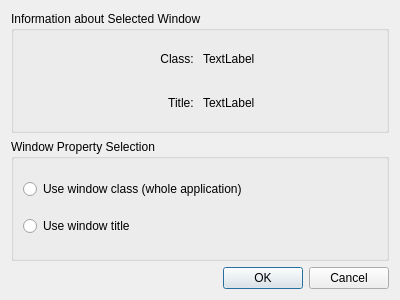
Before: the Qt Designer form kwin-decoration/config/ui/breezedetectwidget.ui in KDE/breeze, drawn with Qt 5.
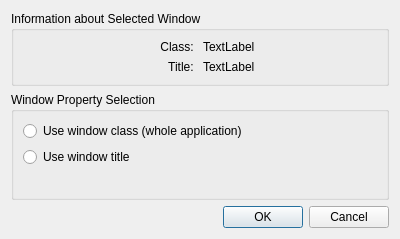
After: the same form once the commit is applied.

Commit message: added spacer to capture widget dialog

The edit to the form file:
```diff
--- a/kwin-decoration/config/ui/breezedetectwidget.ui
+++ b/kwin-decoration/config/ui/breezedetectwidget.ui
@@ -7,7 +7,7 @@
     <x>0</x>
     <y>0</y>
     <width>400</width>
-    <height>300</height>
+    <height>239</height>
    </rect>
   </property>
   <property name="windowTitle">
@@ -80,6 +80,19 @@
         </property>
        </widget>
       </item>
+      <item>
+       <spacer name="verticalSpacer">
+        <property name="orientation">
+         <enum>Qt::Vertical</enum>
+        </property>
+        <property name="sizeHint" stdset="0">
+         <size>
+          <width>20</width>
+          <height>40</height>
+         </size>
+        </property>
+       </spacer>
+      </item>
      </layout>
     </widget>
    </item>
```
